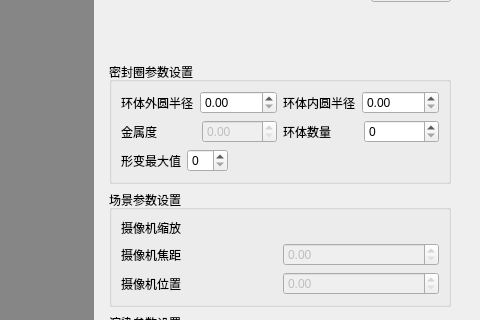
The window that ui/para_settings.ui (conf-haolee/auto-render-with-bpy) describes before a commit, drawn with Qt 5; both pictures show x 466 to 946 and y 81 to 401 of the 946 by 787 pixel window.
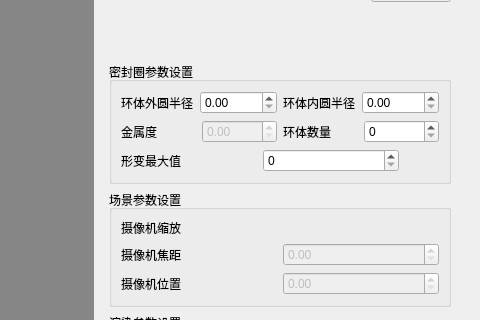
The same window after the commit.

The edit to the form file:
```diff
--- a/ui/para_settings.ui
+++ b/ui/para_settings.ui
@@ -223,6 +223,9 @@
                   <property name="orientation">
                    <enum>Qt::Horizontal</enum>
                   </property>
+                  <property name="sizeType">
+                   <enum>QSizePolicy::Preferred</enum>
+                  </property>
                   <property name="sizeHint" stdset="0">
                    <size>
                     <width>40</width>
```
